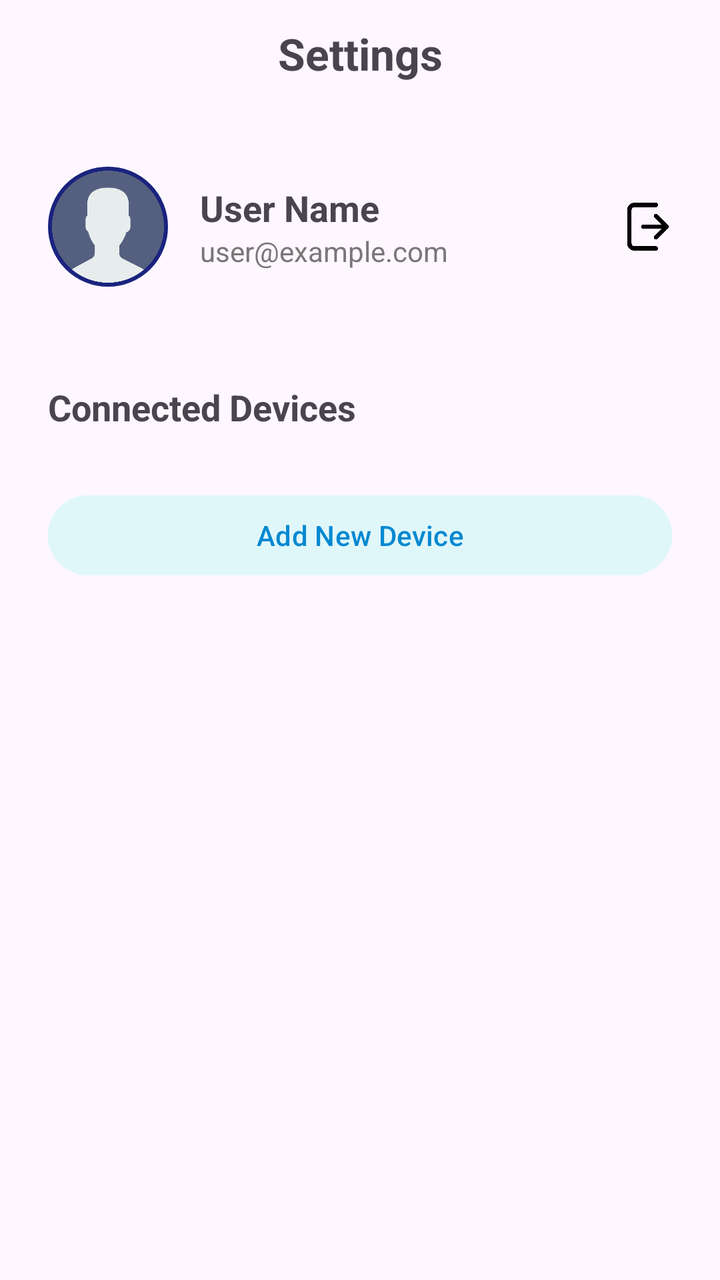
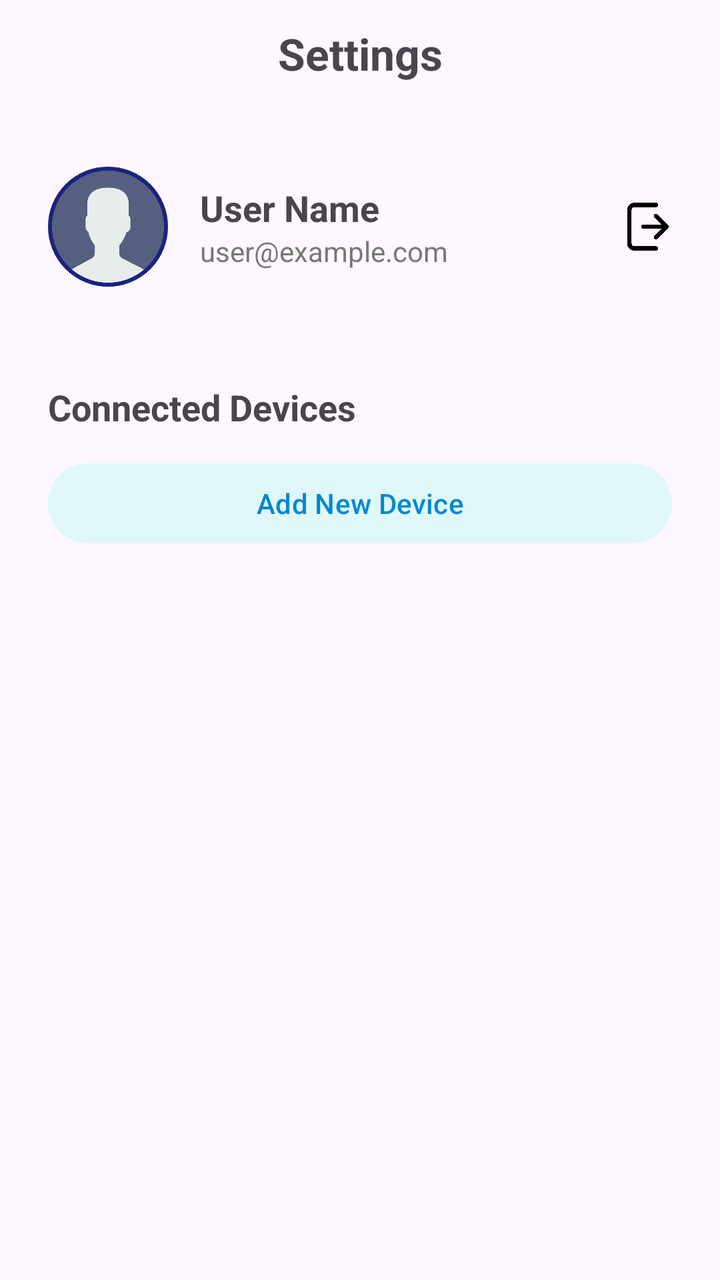

The first picture is an Android layout as it rendered before a commit; the second is the same layout after the commit. The layout source and the unified diff follow.
<!-- AndroidManifest.xml: application theme Theme.ED_System -->
<!-- res/layout/fragment_settings.xml -->
<?xml version="1.0" encoding="utf-8"?>
<androidx.constraintlayout.widget.ConstraintLayout
    xmlns:android="http://schemas.android.com/apk/res/android"
    xmlns:app="http://schemas.android.com/apk/res-auto"
    android:layout_width="match_parent"
    android:layout_height="match_parent">

    <TextView
        android:id="@+id/titleSettings"
        android:layout_width="wrap_content"
        android:layout_height="wrap_content"
        android:text="Settings"
        android:textSize="22sp"
        android:textStyle="bold"
        android:padding="12dp"
        app:layout_constraintTop_toTopOf="parent"
        app:layout_constraintStart_toStartOf="parent"
        app:layout_constraintEnd_toEndOf="parent" />

    <include
        android:id="@+id/profileSection"
        layout="@layout/item_user_profile"
        android:layout_width="match_parent"
        android:layout_height="wrap_content"
        android:layout_marginTop="6dp"
        app:layout_constraintTop_toBottomOf="@id/titleSettings"
        app:layout_constraintStart_toStartOf="parent"
        app:layout_constraintEnd_toEndOf="parent" />

    <ScrollView
        android:id="@+id/scrollView"
        android:layout_width="0dp"
        android:layout_height="0dp"
        android:fillViewport="true"
        app:layout_constraintTop_toBottomOf="@id/profileSection"
        app:layout_constraintBottom_toBottomOf="parent"
        app:layout_constraintStart_toStartOf="parent"
        app:layout_constraintEnd_toEndOf="parent">

        <LinearLayout
            android:layout_width="match_parent"
            android:layout_height="wrap_content"
            android:orientation="vertical"
            android:padding="24dp">

            <TextView
                android:layout_width="wrap_content"
                android:layout_height="wrap_content"
                android:text="Connected Devices"
                android:textSize="18sp"
                android:textStyle="bold"
                android:layout_marginBottom="12dp" />

            <androidx.recyclerview.widget.RecyclerView
                android:id="@+id/deviceRecyclerView"
                android:layout_width="match_parent"
                android:layout_height="wrap_content"
                android:layout_marginBottom="16dp"
                android:overScrollMode="never" />

            <Button
                android:layout_width="match_parent"
                android:layout_height="wrap_content"
                android:text="Add New Device"
                android:backgroundTint="#E0F7FA"
                android:textColor="#0288D1"
                android:layout_marginBottom="16dp" />
        </LinearLayout>
    </ScrollView>

</androidx.constraintlayout.widget.ConstraintLayout>
<!-- res/layout/item_user_profile.xml (included above) -->
<?xml version="1.0" encoding="utf-8"?>
<LinearLayout xmlns:android="http://schemas.android.com/apk/res/android"
    android:layout_width="match_parent"
    android:layout_height="wrap_content"
    android:orientation="horizontal"
    android:gravity="center_vertical"
    android:padding="24dp">

    
    <ImageView
        android:id="@+id/profileImage"
        android:layout_width="60dp"
        android:layout_height="60dp"
        android:src="@drawable/ic_user_placeholder"
        android:scaleType="centerCrop"
        android:background="@drawable/circle_bg"
        android:padding="2dp"
        android:contentDescription="User profile picture" />

    
    <LinearLayout
        android:layout_width="0dp"
        android:layout_height="wrap_content"
        android:layout_weight="1"
        android:orientation="vertical"
        android:layout_marginStart="16dp">

        <TextView
            android:id="@+id/userName"
            android:layout_width="wrap_content"
            android:layout_height="wrap_content"
            android:text="User Name"
            android:textSize="18sp"
            android:textStyle="bold" />

        <TextView
            android:id="@+id/userEmail"
            android:layout_width="wrap_content"
            android:layout_height="wrap_content"
            android:text="user@example.com"
            android:textSize="14sp"
            android:textColor="#777777" />
    </LinearLayout>

    
    <ImageView
        android:id="@+id/profileLogout"
        android:layout_width="24dp"
        android:layout_height="24dp"
        android:src="@drawable/ic_logout"
        android:contentDescription="Logout" />
</LinearLayout>
<!-- resources referenced by this layout -->
<resources>
  <!-- drawable circle_bg (drawable) -->
  <?xml version="1.0" encoding="utf-8"?>
  <shape xmlns:android="http://schemas.android.com/apk/res/android"
      android:shape="oval">
  
      
      <solid android:color="#1A237E" /> 
  
      
      <stroke
          android:width="2dp"
          android:color="#1A237E" /> 
  
      
      <padding
          android:left="4dp"
          android:top="4dp"
          android:right="4dp"
          android:bottom="4dp" />
  </shape>
  <!-- drawable ic_logout: png bitmap (drawable, 7623 bytes) -->
  <!-- drawable ic_user_placeholder: png bitmap (drawable, 19456 bytes) -->
  <style name="Theme.ED_System" parent="Base.Theme.ED_System" />
  <style name="Base.Theme.ED_System" parent="Theme.Material3.DayNight.NoActionBar">
          
          
      </style>
</resources>

<!-- the commit's change to res/layout/fragment_settings.xml (unified diff, before → after) -->
@@ -56,7 +56,16 @@
                 android:layout_width="match_parent"
                 android:layout_height="wrap_content"
                 android:layout_marginBottom="16dp"
-                android:overScrollMode="never" />
+                android:overScrollMode="never"
+                android:visibility="gone" />
+
+            <include
+                android:id="@+id/devicePlaceholder"
+                layout="@layout/item_device_card"
+                android:layout_width="match_parent"
+                android:layout_height="wrap_content"
+                android:layout_marginBottom="16dp"
+                android:visibility="gone" />
 
             <Button
                 android:layout_width="match_parent"
@@ -122,3 +131,120 @@
         android:src="@drawable/ic_logout"
         android:contentDescription="Logout" />
 </LinearLayout>
+<!-- res/layout/item_device_card.xml (included above) -->
+<?xml version="1.0" encoding="utf-8"?>
+<com.google.android.material.card.MaterialCardView xmlns:android="http://schemas.android.com/apk/res/android"
+    xmlns:app="http://schemas.android.com/apk/res-auto"
+    android:layout_width="match_parent"
+    android:layout_height="wrap_content"
+    android:layout_marginTop="4dp"
+    android:layout_marginBottom="16dp"
+    app:cardCornerRadius="12dp"
+    app:cardElevation="4dp"
+    app:cardBackgroundColor="@android:color/white"
+    android:padding="16dp">
+
+    <LinearLayout
+        android:layout_width="match_parent"
+        android:layout_height="wrap_content"
+        android:orientation="vertical"
+        android:padding="16dp">
+
+        <LinearLayout
+            android:layout_width="match_parent"
+            android:layout_height="wrap_content"
+            android:orientation="horizontal"
+            android:gravity="center_vertical"
+            android:layout_marginBottom="8dp">
+
+            <LinearLayout
+                android:layout_width="0dp"
+                android:layout_height="wrap_content"
+                android:layout_weight="1"
+                android:orientation="vertical">
+
+                <TextView
+                    android:id="@+id/deviceName"
+                    android:layout_width="wrap_content"
+                    android:layout_height="wrap_content"
+                    android:text="Device Name"
+                    android:textSize="16sp"
+                    android:textStyle="bold"
+                    android:layout_marginBottom="2dp" />
+
+                <TextView
+                    android:id="@+id/deviceId"
+                    android:layout_width="wrap_content"
+                    android:layout_height="wrap_content"
+                    android:text="Device ID"
+                    android:textSize="14sp"
+                    android:textColor="#777" />
+            </LinearLayout>
+
+            <TextView
+                android:id="@+id/deviceStatus"
+                android:layout_width="wrap_content"
+                android:layout_height="wrap_content"
+                android:text="DISCONNECTED"
+                android:textSize="12sp"
+                android:textColor="#FFFFFF"
+                android:background="@drawable/status_disconnected_bg"
+                android:paddingHorizontal="10dp"
+                android:paddingVertical="5dp" />
+        </LinearLayout>
+
+        <LinearLayout
+            android:layout_width="match_parent"
+            android:layout_height="wrap_content"
+            android:orientation="horizontal"
+            android:gravity="center_vertical"
+            android:layout_marginBottom="6dp">
+
+            <ImageView
+                android:id="@+id/batteryIcon"
+                android:layout_width="20dp"
+                android:layout_height="20dp"
+                android:layout_marginEnd="6dp"
+                android:src="@drawable/ic_battery"
+                app:tint="#4CAF50" />
+
+            <TextView
+                android:id="@+id/batteryLevel"
+                android:layout_width="wrap_content"
+                android:layout_height="wrap_content"
+                android:text="Battery --%"
+                android:textSize="14sp"
+                android:textColor="#4CAF50" />
+
+            <View
+                android:layout_width="0dp"
+                android:layout_height="0dp"
+                android:layout_weight="1" />
+
+
+            <ImageView
+                android:id="@+id/signalIcon"
+                android:layout_width="20dp"
+                android:layout_height="20dp"
+                android:layout_marginEnd="6dp"
+                android:src="@drawable/ic_signal"
+                app:tint="#000000" />
+
+            <TextView
+                android:id="@+id/signalStrength"
+                android:layout_width="wrap_content"
+                android:layout_height="wrap_content"
+                android:text="Signal --%"
+                android:textSize="14sp" />
+        </LinearLayout>
+
+
+        <TextView
+            android:id="@+id/lastReading"
+            android:layout_width="wrap_content"
+            android:layout_height="wrap_content"
+            android:text="Last Reading: --"
+            android:textSize="12sp"
+            android:textColor="#777" />
+    </LinearLayout>
+</com.google.android.material.card.MaterialCardView>
<!-- resource entries referenced after the edit -->
@@ -20,8 +20,32 @@
           android:right="4dp"
           android:bottom="4dp" />
   </shape>
+  <!-- drawable ic_battery (drawable) -->
+  <?xml version="1.0" encoding="utf-8"?>
+      <vector xmlns:android="http://schemas.android.com/apk/res/android"
+          android:width="24dp"
+          android:height="24dp"
+          android:viewportWidth="24"
+          android:viewportHeight="24">
+          <path
+              android:fillColor="#000"
+              android:pathData="M16,4h-1V2h-6v2H8C6.9,4 6,4.9 6,6v14c0,1.1 0.9,2 2,2h8c1.1,0 2,-0.9 2,-2V6C18,4.9 17.1,4 16,4z" />
+      </vector>
   <!-- drawable ic_logout: png bitmap (drawable, 7623 bytes) -->
+  <!-- drawable ic_signal: png bitmap (drawable, 5780 bytes) -->
   <!-- drawable ic_user_placeholder: png bitmap (drawable, 19456 bytes) -->
+  <!-- drawable status_disconnected_bg (drawable) -->
+  <?xml version="1.0" encoding="utf-8"?>
+  <shape xmlns:android="http://schemas.android.com/apk/res/android"
+      android:shape="rectangle">
+      <solid android:color="#F44336"/> 
+      <corners android:radius="8dp"/>
+      <padding
+          android:left="8dp"
+          android:top="4dp"
+          android:right="8dp"
+          android:bottom="4dp"/>
+  </shape>
   <style name="Theme.ED_System" parent="Base.Theme.ED_System" />
   <style name="Base.Theme.ED_System" parent="Theme.Material3.DayNight.NoActionBar">
           
